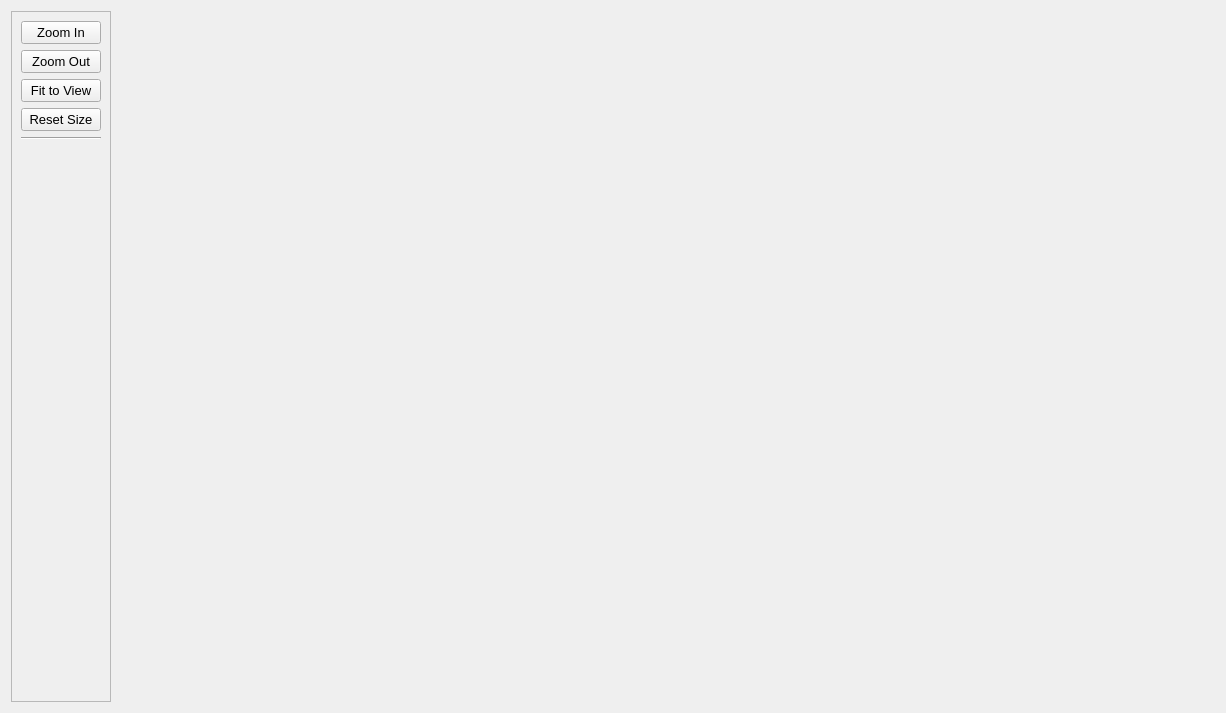
The window that tools/mapviewertool.ui (PhilInTheGaps/GM-Companion) describes before a commit, drawn with Qt 5.
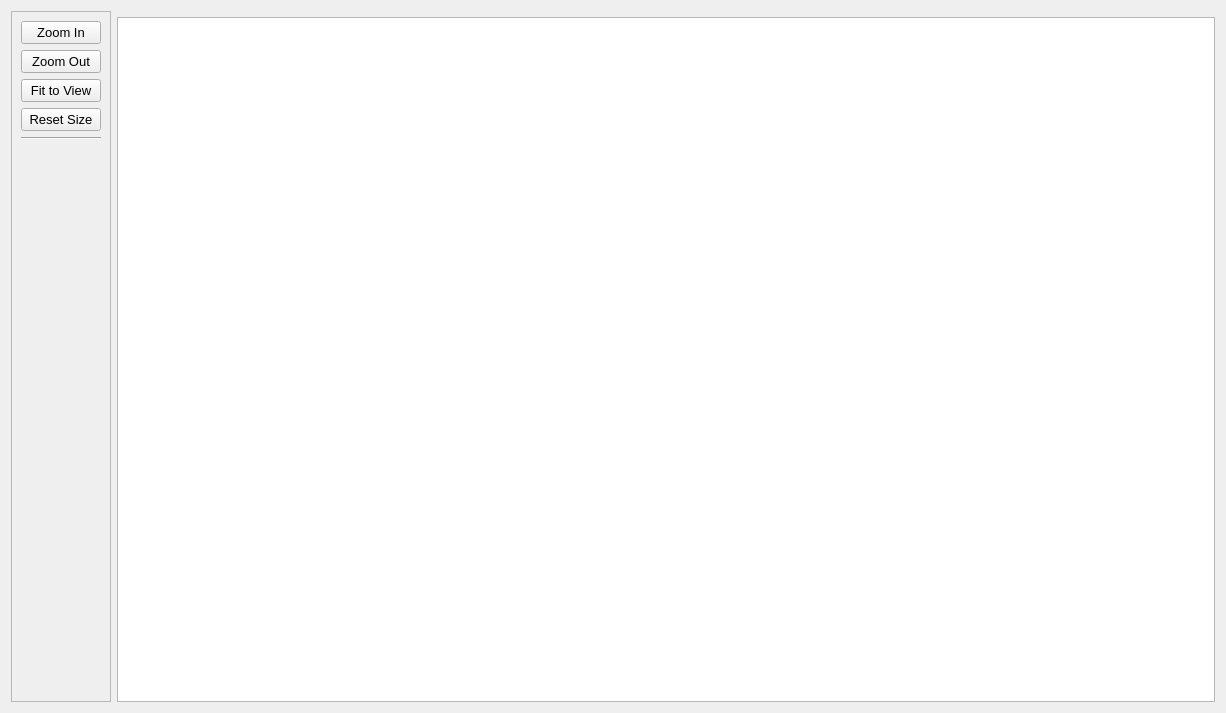
The same window after the commit.

Commit message: Replaced QScrollArea + QLabel with QGraphicsView

The edit to the form file:
```diff
--- a/tools/mapviewertool.ui
+++ b/tools/mapviewertool.ui
@@ -118,6 +118,19 @@
        </property>
       </widget>
      </item>
+     <item>
+      <widget class="QGraphicsView" name="graphicsView">
+       <property name="sizeAdjustPolicy">
+        <enum>QAbstractScrollArea::AdjustToContents</enum>
+       </property>
+       <property name="dragMode">
+        <enum>QGraphicsView::ScrollHandDrag</enum>
+       </property>
+       <property name="resizeAnchor">
+        <enum>QGraphicsView::AnchorUnderMouse</enum>
+       </property>
+      </widget>
+     </item>
     </layout>
    </item>
   </layout>
```
The commit also changes 2 other files.
